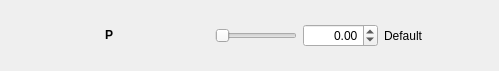
Qt form ui/subpanel/pidparametersupdater/configsinglelinewidget/ConfigSingleLineWidgetUI.ui (AeroQuad/AeroQuadConfiguratorPyQt) before a commit.
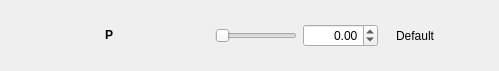
The same form after that commit.

The edit to the form file:
```diff
--- a/ui/subpanel/pidparametersupdater/configsinglelinewidget/ConfigSingleLineWidgetUI.ui
+++ b/ui/subpanel/pidparametersupdater/configsinglelinewidget/ConfigSingleLineWidgetUI.ui
@@ -84,6 +84,9 @@
         <property name="text">
          <string>Default</string>
         </property>
+        <property name="alignment">
+         <set>Qt::AlignRight|Qt::AlignTrailing|Qt::AlignVCenter</set>
+        </property>
        </widget>
       </item>
       <item row="0" column="2">
```
